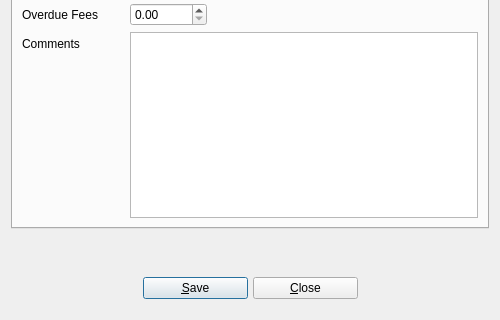
The window that UI/biblioteq_userinfo.ui (textbrowser/biblioteq) describes before a commit, drawn with Qt 5; both pictures show x 0 to 500 and y 410 to 730 of the 500 by 730 pixel window.
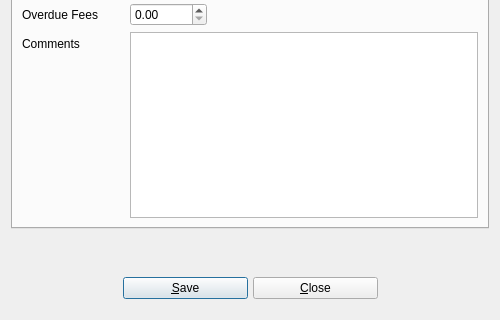
The same window after the commit. Icons and pictures are not drawn.

What changed in the file:
```diff
--- a/UI/biblioteq_userinfo.ui
+++ b/UI/biblioteq_userinfo.ui
@@ -807,7 +807,7 @@
       <widget class="QPushButton" name="okButton">
        <property name="minimumSize">
         <size>
-         <width>105</width>
+         <width>125</width>
          <height>0</height>
         </size>
        </property>
@@ -824,7 +824,7 @@
       <widget class="QPushButton" name="cancelButton">
        <property name="minimumSize">
         <size>
-         <width>105</width>
+         <width>125</width>
          <height>0</height>
         </size>
        </property>
```
Left out of the diff: 52 changed lines with no effect on the pictures.
